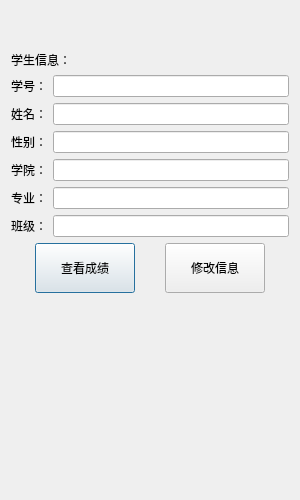
Above: untitled1/stuui.ui from 2018876441/C-_project before the change. Below: the same form after it.
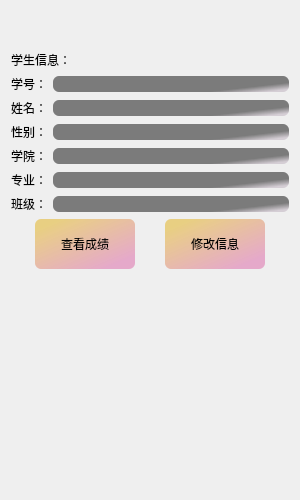
That is the form after the change. Icons and pictures are not drawn.

Diff of the .ui file:
```diff
--- a/untitled1/stuui.ui
+++ b/untitled1/stuui.ui
@@ -18,13 +18,22 @@
   </property>
   <property name="maximumSize">
    <size>
-    <width>300</width>
-    <height>500</height>
+    <width>1024</width>
+    <height>720</height>
    </size>
   </property>
   <property name="windowTitle">
    <string>Dialog</string>
   </property>
+  <property name="styleSheet">
+   <string notr="true">QDialog{border-image: url(:/img/cnh.jpg);}
+QLineEdit{border-radius:6px;
+	background-color: qlineargradient(spread:pad, x1:0.812, y1:0.722909, x2:1, y2:0.835, stop:0.00568182 rgba(66, 66, 66, 172), stop:1 rgba(189, 175, 189, 131));}
+QPushButton{
+border-radius:6px;
+	background-color: qlineargradient(spread:pad, x1:0.107955, y1:0.137, x2:0.773, y2:0.920364, stop:0 rgba(230, 195, 87, 182), stop:1 rgba(227, 149, 191, 197));
+}</string>
+  </property>
   <layout class="QVBoxLayout" name="verticalLayout_2">
    <item>
     <spacer name="verticalSpacer">
```
